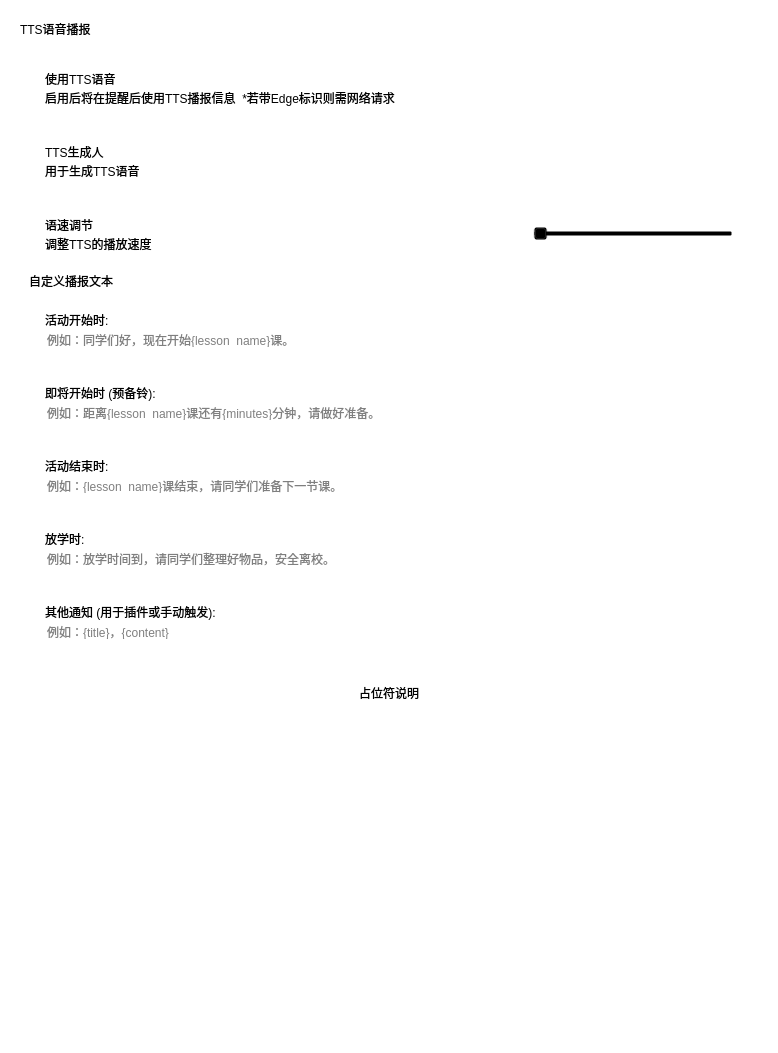
Above: view/menu/tts_settings.ui from baiyao105/Class-Widgets before the change. Below: the same form after it.
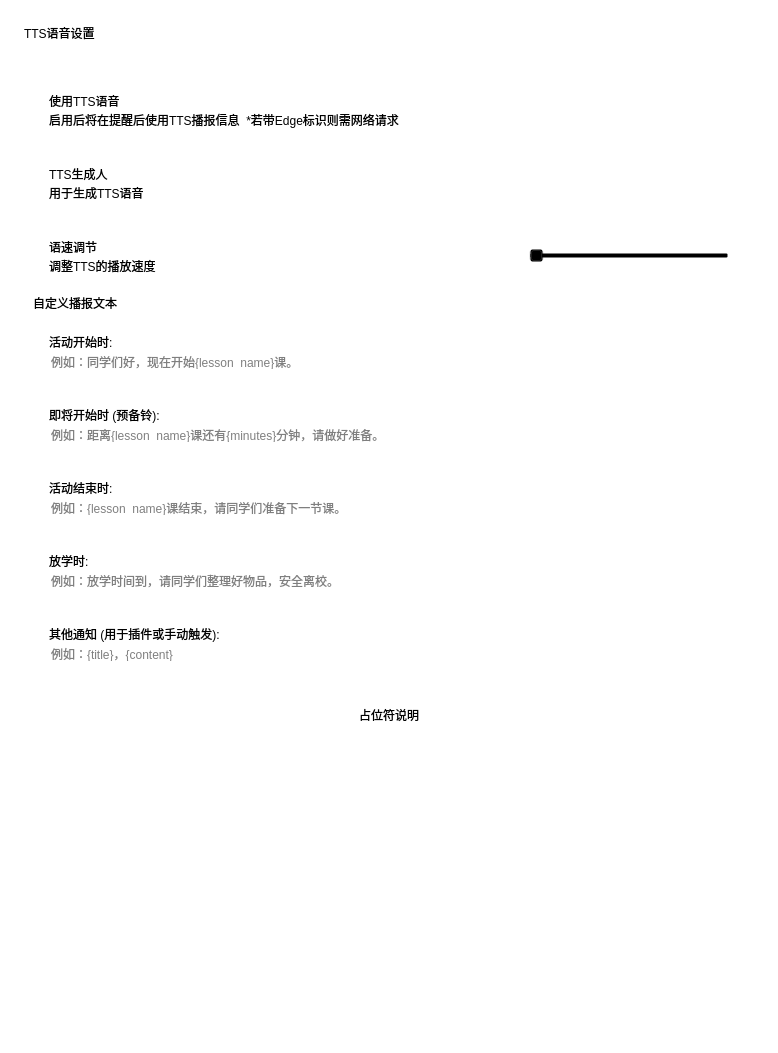
That is the form after the change. Custom widgets are drawn as their Qt base class.

Commit message: fix: 边距修正

What changed in the file:
```diff
--- a/view/menu/tts_settings.ui
+++ b/view/menu/tts_settings.ui
@@ -17,6 +17,21 @@
    <string notr="true">background: transparent; border: none</string>
   </property>
   <layout class="QVBoxLayout" name="verticalLayout_Main">
+   <property name="spacing">
+    <number>18</number>
+   </property>
+   <property name="leftMargin">
+    <number>0</number>
+   </property>
+   <property name="topMargin">
+    <number>0</number>
+   </property>
+   <property name="rightMargin">
+    <number>0</number>
+   </property>
+   <property name="bottomMargin">
+    <number>0</number>
+   </property>
    <item>
     <widget class="SmoothScrollArea" name="scrollArea">
      <property name="widgetResizable">
@@ -32,10 +47,25 @@
        </rect>
       </property>
       <layout class="QVBoxLayout" name="verticalLayout_Scroll">
+       <property name="spacing">
+        <number>24</number>
+       </property>
+       <property name="leftMargin">
+        <number>24</number>
+       </property>
+       <property name="topMargin">
+        <number>24</number>
+       </property>
+       <property name="rightMargin">
+        <number>24</number>
+       </property>
+       <property name="bottomMargin">
+        <number>24</number>
+       </property>
        <item>
         <widget class="TitleLabel" name="TitleLabel">
          <property name="text">
-          <string>TTS语音播报</string>
+          <string>TTS语音设置</string>
          </property>
         </widget>
        </item>
```
